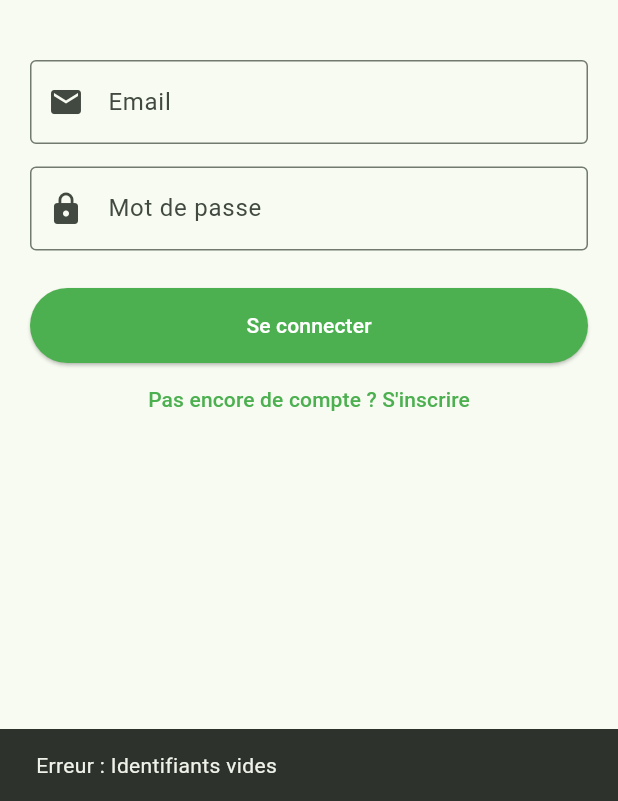
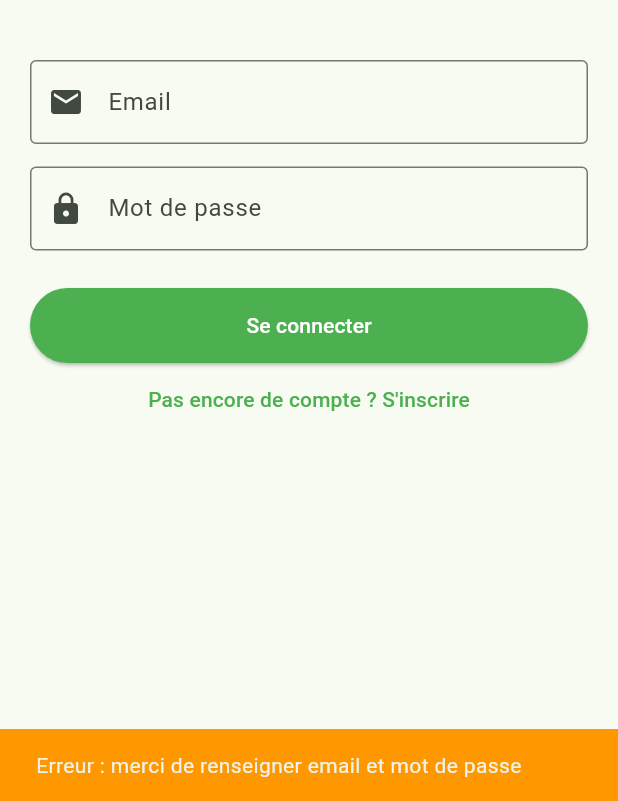
Before and after one commit to meyuefotsocelislaurence-dev/cityreport, a Flutter app: the screen it shows after launch, after a tap on "Se connecter", on a phone screen of 412 x 824 dp, the part 435-1236 px from its top. Run offline on Flutter 3.47's test engine with Material 3 defaults, Android fonts, the phone set to English and light mode, and no system bars; our stand-ins replace flutter_map, geolocator, image_picker, latlong2, supabase_flutter; accounts and stored records are empty.

Commit message:
Refactor AuthController to improve registration and login feedback, and update LoginPage to handle loading state

```diff
--- a/lib/controlers/auth_controller.dart
+++ b/lib/controlers/auth_controller.dart
@@ -10,16 +10,21 @@ class AuthController {
   final TextEditingController passwordController = TextEditingController();
   final TextEditingController phoneController = TextEditingController();
 
-  Future<void> register(BuildContext context) async {
+  Future<bool> register(BuildContext context) async {
     final name = nameController.text.trim();
     final email = emailController.text.trim();
     final password = passwordController.text.trim();
 
     if (name.isEmpty || email.isEmpty || password.isEmpty) {
+      if (context.mounted) {
         ScaffoldMessenger.of(context).showSnackBar(
-        const SnackBar(content: Text("Veuillez remplir tous les champs")),
+          const SnackBar(
+            content: Text("Veuillez remplir tous les champs"),
+            backgroundColor: Colors.orange,
+          ),
         );
-      return;
+      }
+      return false;
     }
 
     try {
@@ -30,43 +35,67 @@ class AuthController {
       );
 
       if (res.user != null) {
-        if (!context.mounted) return;
+        if (context.mounted) {
           ScaffoldMessenger.of(context).showSnackBar(
             const SnackBar(
-            content: Text("Inscription réussie ! Vérifiez votre email."),
+              content: Text(
+                "✅ Inscription réussie ! Vérifiez votre boîte e-mail.",
+              ),
+              backgroundColor: Colors.green,
+              duration: Duration(seconds: 3),
             ),
           );
           Navigator.pushReplacementNamed(context, '/login');
+        }
+        return true;
       } else {
-        if (!context.mounted) return;
+        if (context.mounted) {
           ScaffoldMessenger.of(context).showSnackBar(
-          const SnackBar(content: Text('Erreur lors de l\'inscription')),
-        );
-      }
-    } on AuthException catch (error) {
-      if (!context.mounted) return;
-      ScaffoldMessenger.of(context).showSnackBar(
-        SnackBar(content: Text(error.message), backgroundColor: Colors.red),
-      );
-    } catch (error) {
-      if (!context.mounted) return;
-      ScaffoldMessenger.of(context).showSnackBar(
-        SnackBar(
-          content: Text('Erreur lors de l\'inscription : ${error.toString()}'),
+            const SnackBar(
+              content: Text("⚠️ Échec de l'inscription. Veuillez réessayer."),
+              backgroundColor: Colors.red,
             ),
           );
         }
+        return false;
+      }
+    } on AuthException catch (error) {
+      if (context.mounted) {
+        ScaffoldMessenger.of(context).showSnackBar(
+          SnackBar(
+            content: Text("Erreur auth : ${error.message}"),
+            backgroundColor: Colors.red,
+          ),
+        );
+      }
+      return false;
+    } catch (error) {
+      if (context.mounted) {
+        ScaffoldMessenger.of(context).showSnackBar(
+          SnackBar(
+            content: Text("Erreur interne : ${error.toString()}"),
+            backgroundColor: Colors.red,
+          ),
+        );
+      }
+      return false;
+    }
   }
 
-  Future<void> login(BuildContext context) async {
+  Future<bool> login(BuildContext context) async {
     final email = emailController.text.trim();
     final password = passwordController.text.trim();
 
     if (email.isEmpty || password.isEmpty) {
+      if (context.mounted) {
         ScaffoldMessenger.of(context).showSnackBar(
-        const SnackBar(content: Text("Erreur : Identifiants vides")),
+          const SnackBar(
+            content: Text("Erreur : merci de renseigner email et mot de passe"),
+            backgroundColor: Colors.orange,
+          ),
         );
-      return;
+      }
+      return false;
     }
 
     try {
@@ -76,29 +105,50 @@ class AuthController {
       );
 
       if (res.session != null && res.user != null) {
-        if (!context.mounted) return;
-        ScaffoldMessenger.of(
-          context,
-        ).showSnackBar(const SnackBar(content: Text("Connexion réussie !")));
+        if (context.mounted) {
+          ScaffoldMessenger.of(context).showSnackBar(
+            const SnackBar(
+              content: Text("🎉 Bienvenue ! Vous êtes connecté."),
+              backgroundColor: Colors.green,
+              duration: Duration(seconds: 2),
+            ),
+          );
           Navigator.pushReplacementNamed(context, '/main');
+        }
+        return true;
       } else {
-        if (!context.mounted) return;
-        ScaffoldMessenger.of(
-          context,
-        ).showSnackBar(const SnackBar(content: Text('Erreur de connexion')));
+        if (context.mounted) {
+          ScaffoldMessenger.of(context).showSnackBar(
+            const SnackBar(
+              content: Text(
+                "Identifiants non valides. Vérifier votre email/mot de passe.",
+              ),
+              backgroundColor: Colors.red,
+            ),
+          );
+        }
+        return false;
       }
     } on AuthException catch (error) {
-      if (!context.mounted) return;
+      if (context.mounted) {
         ScaffoldMessenger.of(context).showSnackBar(
-        SnackBar(content: Text(error.message), backgroundColor: Colors.red),
+          SnackBar(
+            content: Text("Erreur Supabase : ${error.message}"),
+            backgroundColor: Colors.red,
+          ),
         );
+      }
+      return false;
     } catch (error) {
-      if (!context.mounted) return;
+      if (context.mounted) {
         ScaffoldMessenger.of(context).showSnackBar(
           SnackBar(
             content: Text('Erreur lors de la connexion : ${error.toString()}'),
+            backgroundColor: Colors.red,
           ),
         );
+      }
+      return false;
     }
   }
 
--- a/lib/views/login_page.dart
+++ b/lib/views/login_page.dart
@@ -2,10 +2,22 @@ import 'package:flutter/material.dart';
 import '../controlers/auth_controller.dart';
 import 'register_page.dart';
 
-class LoginPage extends StatelessWidget {
+class LoginPage extends StatefulWidget {
+  LoginPage({super.key});
+
+  @override
+  State<LoginPage> createState() => _LoginPageState();
+}
+
+class _LoginPageState extends State<LoginPage> {
   final AuthController _authController = AuthController();
+  bool _isLoading = false;
 
-  LoginPage({super.key});
+  Future<void> _handleLogin() async {
+    setState(() => _isLoading = true);
+    await _authController.login(context);
+    if (mounted) setState(() => _isLoading = false);
+  }
 
   @override
   Widget build(BuildContext context) {
@@ -17,7 +29,11 @@ class LoginPage extends StatelessWidget {
           children: [
             const Text(
               "CityReport",
-              style: TextStyle(fontSize: 32, fontWeight: FontWeight.bold, color: Colors.green),
+              style: TextStyle(
+                fontSize: 32,
+                fontWeight: FontWeight.bold,
+                color: Colors.green,
+              ),
             ),
             const SizedBox(height: 40),
             TextField(
@@ -43,14 +59,29 @@ class LoginPage extends StatelessWidget {
               width: double.infinity,
               height: 50,
               child: ElevatedButton(
-                onPressed: () => _authController.login(context),
+                onPressed: _isLoading ? null : _handleLogin,
                 style: ElevatedButton.styleFrom(backgroundColor: Colors.green),
-                child: const Text("Se connecter", style: TextStyle(color: Colors.white)),
+                child: _isLoading
+                    ? const SizedBox(
+                        width: 24,
+                        height: 24,
+                        child: CircularProgressIndicator(
+                          color: Colors.white,
+                          strokeWidth: 2,
+                        ),
+                      )
+                    : const Text(
+                        "Se connecter",
+                        style: TextStyle(color: Colors.white),
+                      ),
               ),
             ),
             TextButton(
               onPressed: () {
-                Navigator.push(context, MaterialPageRoute(builder: (context) => RegisterPage()));
+                Navigator.push(
+                  context,
+                  MaterialPageRoute(builder: (context) => RegisterPage()),
+                );
               },
               child: const Text("Pas encore de compte ? S'inscrire"),
             ),
```
Also changed, not shown: lib/views/home_page.dart (+44 -6 lines). Lines whose indentation alone changed are shown as unchanged.
